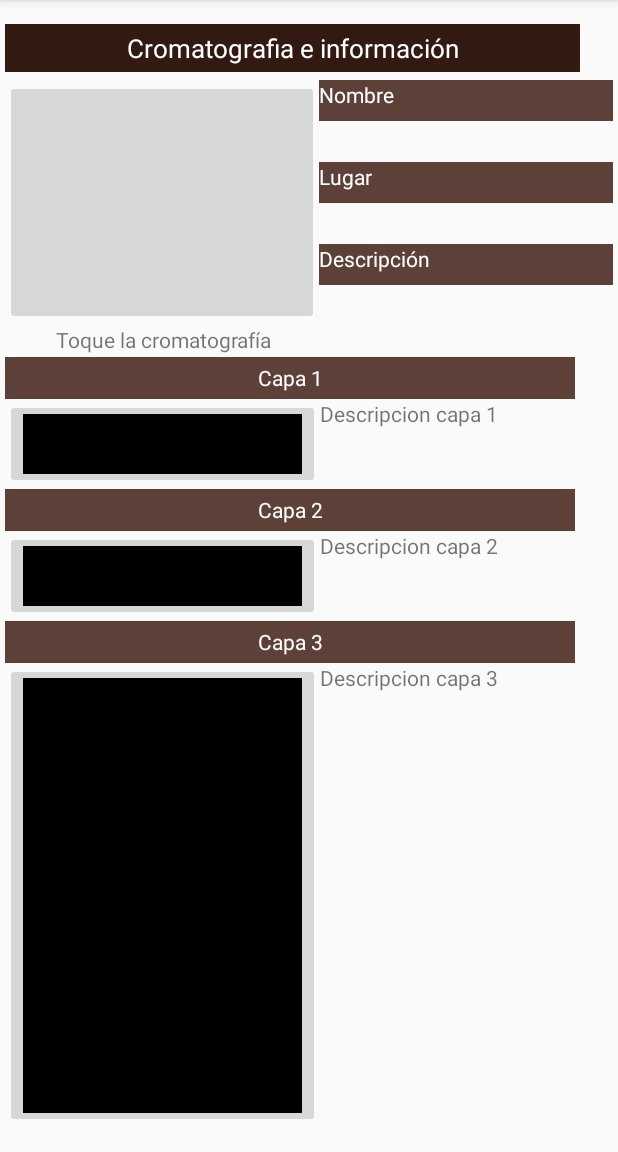
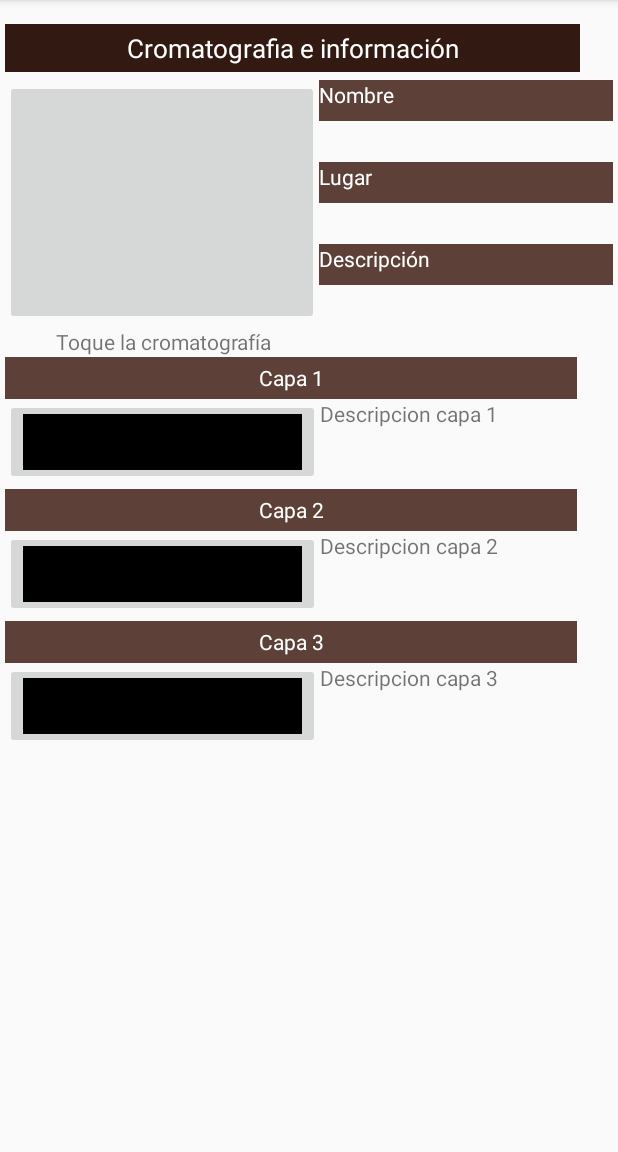
Before and after one commit to sebastianlealj10/Chromareader, an Android app: the PreprocessingActivity screen opened directly, with no data from a screen before it, after a tap on an icon or button, on a phone screen of 412 x 824 dp, the part 84-1236 px from its top. Run offline under Robolectric (Android 15) with nearby library versions, the phone set to English and light mode, and no system bars; our stand-ins replace ButterKnife; 18 statements that could not run were skipped.

Commit message:
imagebutton

```diff
--- a/app/src/main/java/sebasdeveloper/chromareaderv2/CoreActivity.java
+++ b/app/src/main/java/sebasdeveloper/chromareaderv2/CoreActivity.java
@@ -33,6 +33,8 @@ import java.io.IOException;
 import butterknife.BindView;
 import butterknife.ButterKnife;
 import butterknife.OnClick;
+
+import static java.lang.Math.abs;
 
 public class CoreActivity extends AppCompatActivity {
     //Clase para inicializar la libreria opencv
@@ -133,6 +135,8 @@ public class CoreActivity extends AppCompatActivity {
             //no rotar si es en movil
             ima = rotateima(ima);
             //
+            //funcion para eliminar el fondo
+            deletebackground();
             imwrite_mat(ima);
             showima();
             btn2.setEnabled(true);
@@ -187,12 +191,12 @@ public class CoreActivity extends AppCompatActivity {
 
     public void imwrite_mat(Mat imagen) {
         Imgcodecs.imwrite(Environment.getExternalStorageDirectory() +
-                "/sebas/" + "foto1.jpg", imagen);
+                "/sebas/" + "cromasinfondo.jpg", imagen);
     }
 
     public void showima() {
         bmp = BitmapFactory.decodeFile(Environment.getExternalStorageDirectory() +
-                "/sebas/" + "foto1.jpg");
+                "/sebas/" + "cromasinfondo.jpg");
         img.setImageBitmap(bmp);
     }
 
@@ -200,4 +204,23 @@ public class CoreActivity extends AppCompatActivity {
         Core.transpose(imagen, imagen);
         return imagen;
     }
+    //funcion encargada de eliminar el borde blanco del papel en el croma
+    public void deletebackground(){
+        int rows=ima.rows();
+        int cols=ima.cols();
+        int ch = ima.channels();
+        double[] datocolor={0,0,0};
+        {
+            for (int i=0; i<rows; i++)
+            {
+                for (int j=0; j<cols; j++)
+                {
+                    double[] pix = ima.get(i, j);
+                    //el ruido de la imagen corresponde a pixeles muy cercanos entre ellos mismos
+                    if (abs(pix[0] -  pix[1])  < 10 ) {
+                        ima.put(i, j, datocolor);}
+                }
+            }
+        }
+    }
 }
--- a/app/src/main/java/sebasdeveloper/chromareaderv2/PreprocessingActivity.java
+++ b/app/src/main/java/sebasdeveloper/chromareaderv2/PreprocessingActivity.java
@@ -123,14 +123,12 @@ public class PreprocessingActivity extends AppCompatActivity {
     }
     public void procesarcroma() {
         //Lectura del croma orignal
-        ima=imread_mat("cromaoriginal");
+        imasinfondo=imread_mat("cromasinfondo");
         //Umbrales para al segmentacion de cada capa
         int threshb1=45;
         int threshb2=95;
         int threshr1=160;
         int threshr2=110;
-        //funcion para eliminar el fondo
-        imasinfondo=deletebackground();
         //Inicializacion de cada Mat donde se cargara cada capa
         capa1=Mat.zeros(imasinfondo.size(),0);
         capa2=Mat.zeros(imasinfondo.size(),0);
@@ -181,27 +179,7 @@ public class PreprocessingActivity extends AppCompatActivity {
         //se muestra el croma en la actividad
         showima("cromasinfondo");
     }
-    //funcion encargada de eliminar el borde blanco del papel en el croma
-    public Mat deletebackground(){;
-        Mat temp = ima;
-        int rows=ima.rows();
-        int cols=ima.cols();
-        int ch = ima.channels();
-        double[] datocolor={0,0,0};
-        {
-            for (int i=0; i<rows; i++)
-            {
-                for (int j=0; j<cols; j++)
-                {
-                    double[] pix = ima.get(i, j);
-                    //el ruido de la imagen corresponde a pixeles muy cercanos entre ellos mismos
-                    if (abs(pix[0] -  pix[1])  < 10 ) {
-                        temp.put(i, j, datocolor);}
-                }
-            }
-        }
-        return temp;
-    }
+
     //funcion que segmenta la capa2
     public Mat segcapa2(Mat temp)
     {
@@ -257,14 +235,14 @@ public class PreprocessingActivity extends AppCompatActivity {
     public Mat componente(int c){
         Mat imagen=ima;
         List<Mat> canales = new ArrayList<Mat>();
-        imagen.zeros(ima.size(),ima.type());
+        imagen.zeros(imasinfondo.size(),imasinfondo.type());
         Core.split(imasinfondo,canales);
         imagen=canales.get(c);
         return imagen;
     }
     //esta funcion es la encargada de dejar solo el area mayor de la capa y eiminar los sobrantes
     public Mat fillholes(Mat tempp,int areas){
-        tempp.zeros(ima.size(),ima.type());
+        tempp.zeros(imasinfondo.size(),imasinfondo.type());
         double areatotal=0;
         Point a= new Point(0,0);
         Mat hierarchy = new Mat();
@@ -320,9 +298,9 @@ public class PreprocessingActivity extends AppCompatActivity {
         int cols=imasinfondo.cols();
         int ch = imasinfondo.channels();
         double[] datocolor={0,0,0};
-            for (int i=0; i<rows; i++)
+            for (int i=0; i<rows; i+=2)
             {
-                for (int j=0; j<cols; j++)
+                for (int j=0; j<cols; j+=2)
                 {
                     double[] pixcapa1 = capa1.get(i, j);
                     if (pixcapa1[0]> 0 ) {
--- a/app/src/main/res/layout/activity_preprocessing.xml
+++ b/app/src/main/res/layout/activity_preprocessing.xml
@@ -92,132 +92,6 @@
     </LinearLayout>
 
     <LinearLayout
-        android:id="@+id/linearLayout"
-        android:layout_width="380dp"
-        android:layout_height="0dp"
-        android:layout_marginBottom="16dp"
-        android:layout_marginLeft="3dp"
-        android:layout_marginStart="3dp"
-        android:layout_marginTop="21dp"
-        android:orientation="vertical"
-        android:weightSum="1"
-        android:visibility="invisible"
-        app:layout_constraintBottom_toBottomOf="parent"
-        app:layout_constraintLeft_toLeftOf="parent"
-        app:layout_constraintTop_toBottomOf="@+id/linearLayout2"
-        app:layout_constraintVertical_bias="0.0"
-        tools:layout_constraintBottom_creator="1"
-        tools:layout_constraintLeft_creator="1"
-        tools:layout_constraintTop_creator="1">
-
-        <LinearLayout
-            android:layout_width="match_parent"
-            android:layout_height="28dp"
-            android:background="@color/colorPrimary2"
-            android:orientation="vertical">
-
-            <TextView
-                android:id="@+id/textView8"
-                android:layout_width="match_parent"
-                android:layout_height="28dp"
-                android:gravity="center"
-                android:textColorLink="@color/colorPrimary2"
-                android:textColor="@color/cardview_light_background"
-                android:text="Capa 1" />
-        </LinearLayout>
-
-        <LinearLayout
-            android:layout_width="match_parent"
-            android:layout_height="60dp"
-            android:orientation="horizontal"
-            android:weightSum="1">
-
-            <ImageButton
-                android:id="@+id/imageButton4"
-                android:layout_width="210dp"
-                android:layout_height="match_parent"
-                app:srcCompat="@android:color/background_light" />
-
-            <TextView
-                android:id="@+id/textView9"
-                android:layout_width="match_parent"
-                android:layout_height="match_parent"
-                android:text="Descripcion capa 1" />
-        </LinearLayout>
-
-        <LinearLayout
-            android:layout_width="match_parent"
-            android:background="@color/colorPrimary2"
-            android:layout_height="28dp"
-            android:orientation="vertical">
-
-            <TextView
-                android:id="@+id/textView10"
-                android:layout_width="match_parent"
-                android:layout_height="28dp"
-                android:textColorLink="@color/colorPrimary2"
-                android:textColor="@color/cardview_light_background"
-                android:gravity="center"
-                android:text="Capa 2" />
-        </LinearLayout>
-
-        <LinearLayout
-            android:layout_width="match_parent"
-            android:layout_height="60dp"
-            android:orientation="horizontal">
-
-            <ImageButton
-                android:id="@+id/imageButton2"
-                android:layout_width="210dp"
-                android:layout_height="match_parent"
-                app:srcCompat="@android:color/background_light" />
-
-            <TextView
-                android:id="@+id/textView11"
-                android:layout_width="match_parent"
-                android:layout_height="match_parent"
-                android:text="Descripcion capa 2" />
-        </LinearLayout>
-
-        <LinearLayout
-            android:layout_width="match_parent"
-            android:layout_height="wrap_content"
-            android:background="@color/colorPrimary2"
-            android:orientation="vertical">
-
-            <TextView
-                android:id="@+id/textView12"
-                android:layout_width="match_parent"
-                android:textColorLink="@color/colorPrimary2"
-                android:textColor="@color/cardview_light_background"
-                android:layout_height="28dp"
-                android:gravity="center"
-                android:text="Capa 3" />
-
-        </LinearLayout>
-
-        <LinearLayout
-            android:layout_width="match_parent"
-            android:layout_height="match_parent"
-            android:orientation="horizontal">
-
-            <ImageButton
-                android:id="@+id/imageButton3"
-                android:layout_width="210dp"
-                android:layout_height="match_parent"
-                app:srcCompat="@android:color/background_light" />
-
-            <TextView
-                android:id="@+id/textView13"
-                android:layout_width="match_parent"
-                android:layout_height="match_parent"
-                android:text="Descripcion capa 3" />
-
-        </LinearLayout>
-
-    </LinearLayout>
-
-    <LinearLayout
         android:layout_width="0dp"
         android:layout_height="35dp"
         android:layout_marginBottom="18dp"
@@ -260,8 +134,132 @@
         tools:layout_constraintTop_creator="1"
         app:layout_constraintTop_toBottomOf="@+id/linearLayout2"
         tools:layout_constraintLeft_creator="1"
-        app:layout_constraintLeft_toLeftOf="@+id/linearLayout"
-        android:layout_marginLeft="0dp"
-        android:layout_marginTop="-1dp" />
+        app:layout_constraintLeft_toLeftOf="@+id/linearLayout" />
+
+    <LinearLayout
+        android:id="@+id/linearLayout"
+        android:layout_width="381dp"
+        android:layout_height="277dp"
+        android:layout_marginBottom="16dp"
+        android:layout_marginLeft="3dp"
+        android:layout_marginStart="3dp"
+        android:layout_marginTop="21dp"
+        android:orientation="vertical"
+        android:visibility="invisible"
+        app:layout_constraintBottom_toBottomOf="parent"
+        app:layout_constraintLeft_toLeftOf="parent"
+        app:layout_constraintTop_toBottomOf="@+id/linearLayout2"
+        app:layout_constraintVertical_bias="0.0"
+        tools:layout_constraintBottom_creator="1"
+        tools:layout_constraintLeft_creator="1"
+        tools:layout_constraintTop_creator="1"
+        tools:layout_editor_absoluteY="232dp">
+
+        <LinearLayout
+            android:layout_width="match_parent"
+            android:layout_height="28dp"
+            android:background="@color/colorPrimary2"
+            android:orientation="vertical">
+
+            <TextView
+                android:id="@+id/textView8"
+                android:layout_width="match_parent"
+                android:layout_height="28dp"
+                android:gravity="center"
+                android:text="Capa 1"
+                android:textColor="@color/cardview_light_background"
+                android:textColorLink="@color/colorPrimary2" />
+        </LinearLayout>
+
+        <LinearLayout
+            android:layout_width="match_parent"
+            android:layout_height="60dp"
+            android:orientation="horizontal"
+            android:weightSum="1">
+
+            <ImageButton
+                android:id="@+id/imageButton4"
+                android:layout_width="210dp"
+                android:layout_height="57dp"
+                app:srcCompat="@android:color/background_light" />
+
+            <TextView
+                android:id="@+id/textView9"
+                android:layout_width="match_parent"
+                android:layout_height="match_parent"
+                android:text="Descripcion capa 1" />
+        </LinearLayout>
+
+        <LinearLayout
+            android:layout_width="match_parent"
+            android:layout_height="28dp"
+            android:background="@color/colorPrimary2"
+            android:orientation="vertical">
+
+            <TextView
+                android:id="@+id/textView10"
+                android:layout_width="match_parent"
+                android:layout_height="28dp"
+                android:gravity="center"
+                android:text="Capa 2"
+                android:textColor="@color/cardview_light_background"
+                android:textColorLink="@color/colorPrimary2" />
+        </LinearLayout>
+
+        <LinearLayout
+            android:layout_width="match_parent"
+            android:layout_height="60dp"
+            android:orientation="horizontal">
+
+            <ImageButton
+                android:id="@+id/imageButton2"
+                android:layout_width="210dp"
+                android:layout_height="57dp"
+                app:srcCompat="@android:color/background_light" />
+
+            <TextView
+                android:id="@+id/textView11"
+                android:layout_width="match_parent"
+                android:layout_height="match_parent"
+                android:text="Descripcion capa 2" />
+        </LinearLayout>
+
+        <LinearLayout
+            android:layout_width="match_parent"
+            android:layout_height="wrap_content"
+            android:background="@color/colorPrimary2"
+            android:orientation="vertical">
+
+            <TextView
+                android:id="@+id/textView12"
+                android:layout_width="match_parent"
+                android:layout_height="28dp"
+                android:gravity="center"
+                android:text="Capa 3"
+                android:textColor="@color/cardview_light_background"
+                android:textColorLink="@color/colorPrimary2" />
+
+        </LinearLayout>
+
+        <LinearLayout
+            android:layout_width="match_parent"
+            android:layout_height="60dp"
+            android:orientation="horizontal">
+
+            <ImageButton
+                android:id="@+id/imageButton3"
+                android:layout_width="210dp"
+                android:layout_height="57dp"
+                app:srcCompat="@android:color/background_light" />
+
+            <TextView
+                android:id="@+id/textView13"
+                android:layout_width="match_parent"
+                android:layout_height="match_parent"
+                android:text="Descripcion capa 3" />
+
+        </LinearLayout>
+
+    </LinearLayout>
 
 </android.support.constraint.ConstraintLayout>
```
